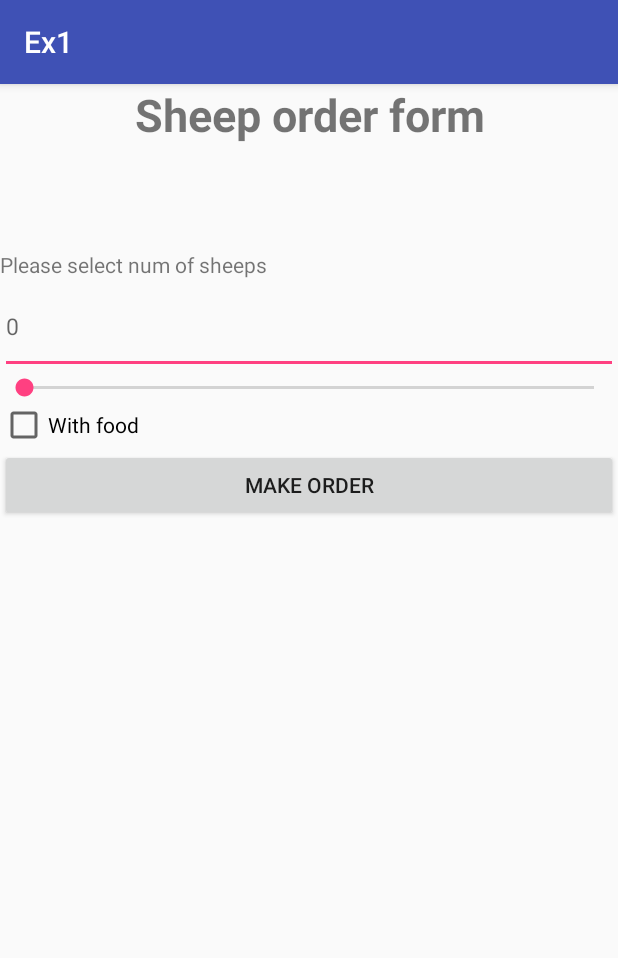
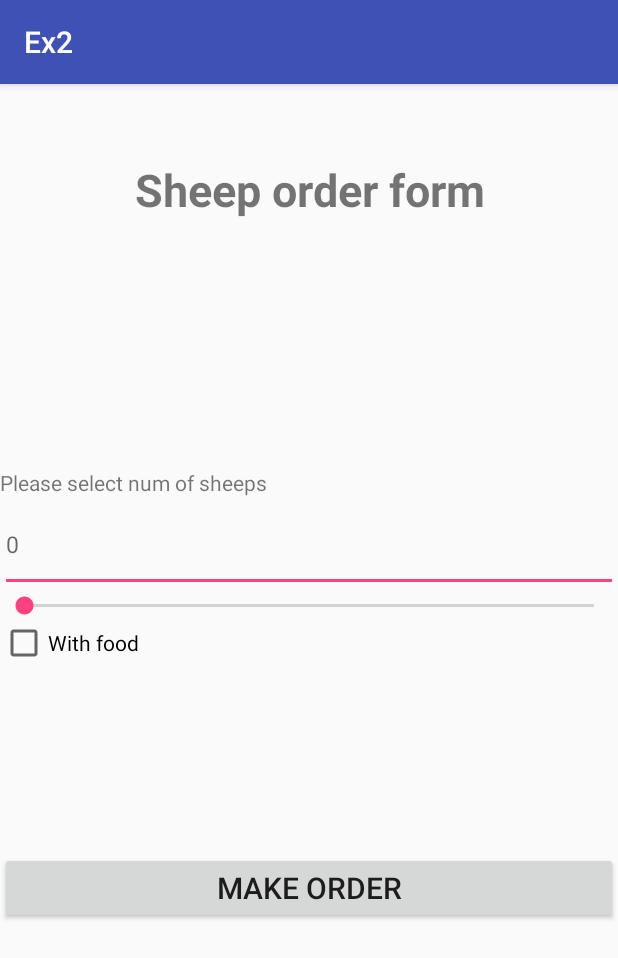
Before and after one commit to sitamarh/HWs, an Android app: the screen it shows after launch (MainActivity), on a phone screen of 412 x 824 dp. Shown: the top 958 px of the screen. Run offline under Robolectric (Android 15) with nearby library versions, the phone set to English and light mode, and no system bars.

Commit message:
Finished Ex2

```diff
--- a/app/build.gradle
+++ b/app/build.gradle
@@ -26,4 +26,5 @@ dependencies {
     })
     compile 'com.android.support:appcompat-v7:24.2.1'
     testCompile 'junit:junit:4.12'
+    compile 'com.android.support.constraint:constraint-layout:1.0.0-beta3'
 }
--- /dev/null
+++ b/app/src/main/java/com/example/ex1/Main2Activity.java
@@ -0,0 +1,13 @@
+package com.example.ex1;
+
+import android.support.v7.app.AppCompatActivity;
+import android.os.Bundle;
+
+public class Main2Activity extends AppCompatActivity {
+
+    @Override
+    protected void onCreate(Bundle savedInstanceState) {
+        super.onCreate(savedInstanceState);
+        setContentView(R.layout.activity_main2);
+    }
+}
--- a/app/src/main/java/com/example/ex1/MainActivity.java
+++ b/app/src/main/java/com/example/ex1/MainActivity.java
@@ -17,9 +17,9 @@ import static android.R.attr.button;
 
 public class MainActivity extends AppCompatActivity {
 
-    private Integer food_mark = 0;
+    private static Integer food_mark = 0;
 
-    private Integer number_of_sheep = 0;
+    private static Integer number_of_sheep = 0;
 
     @Override
     protected void onCreate(Bundle savedInstanceState) {
@@ -161,6 +161,8 @@ public class MainActivity extends AppCompatActivity {
     }
 
     public void buttonClick(View view){
-        Toast.makeText(getApplicationContext(),R.string.final_message, Toast.LENGTH_SHORT).show();
+        Intent intent = new Intent(this, Main2Activity.class);
+
+        startActivity(intent);
     }
 }
--- a/app/src/main/res/layout-land/activity_main.xml
+++ b/app/src/main/res/layout-land/activity_main.xml
@@ -1,87 +1,120 @@
 <?xml version="1.0" encoding="utf-8"?>
 <LinearLayout xmlns:android="http://schemas.android.com/apk/res/android"
-    android:orientation="vertical" android:layout_width="match_parent"
-    android:layout_height="match_parent">
+    android:orientation="vertical"
+    android:layout_width="match_parent"
+    android:layout_height="match_parent"
+    android:layout_marginRight="10dp"
+    android:weightSum="4"
+    >
 
-    android:id="@+id/activity_main"
+    <LinearLayout
         android:layout_width="match_parent"
-    android:layout_height="wrap_content"
-    android:paddingBottom="@dimen/activity_vertical_margin"
-    android:paddingLeft="@dimen/activity_horizontal_margin"
-    android:paddingRight="@dimen/activity_horizontal_margin"
-    android:paddingTop="@dimen/activity_vertical_margin"
-    tools:context="com.example.ex1.MainActivity">
+        android:layout_height="76dp"
 
+        android:orientation="vertical" >
     <TextView
         android:orientation="horizontal"
         android:layout_width="match_parent"
         android:layout_height="wrap_content"
         android:gravity="center"
         android:textSize="30sp"
+        android:layout_marginTop="20dp"
         android:textStyle="bold"
         android:text="@string/headline"
         android:id="@+id/textView2" />
+    </LinearLayout>
 
+    <LinearLayout
+        android:layout_width="match_parent"
+        android:layout_height="wrap_content"
+
+        android:orientation="vertical" >
     <TextView
         android:id="@+id/textView"
         android:orientation="horizontal"
         android:layout_width="wrap_content"
         android:layout_height="wrap_content"
-
-
+        android:textSize="20sp"
         android:text="@string/message"
         android:layout_below="@+id/textView2"
         android:layout_alignParentLeft="true"
         android:layout_alignParentStart="true"
-        android:layout_marginTop="30dp" />
+        android:layout_marginTop="20dp" />
+
+    <LinearLayout
+
+
+        android:layout_width="match_parent"
+        android:layout_height="wrap_content"
+        >
 
     <EditText
         android:id="@+id/edit_message"
-        android:layout_width="match_parent"
-        android:layout_below="@id/textView"
-        android:layout_height="63dp"
-        android:layout_alignParentRight="true"
-        android:layout_alignParentEnd="true"
+        android:layout_width="wrap_content"
+        android:layout_height="40dp"
         android:textSize="15sp"
+        android:orientation="horizontal"
         android:hint="0"
         android:inputType="numberDecimal"
-        android:layout_alignParentLeft="true"
-        android:layout_alignParentStart="true"
+        android:layout_toLeftOf="@id/checkBox"
+        android:layout_weight="0.5"
         android:textColorLink="@android:color/white" />
 
+        <CheckBox
+            android:id="@+id/checkBox"
+            android:text="With food"
+            android:layout_width="wrap_content"
+            android:layout_height="wrap_content"
+            android:layout_below="@id/textView"
+            android:layout_alignParentRight="true"
+            android:orientation="horizontal"
+            android:onClick="boxClicked"
+            android:layout_gravity="right"
+             />
+
+
+
+    </LinearLayout>
+    </LinearLayout>
+
+    <LinearLayout
+        android:layout_width="match_parent"
+        android:layout_height="35dp"
+
+        android:orientation="vertical" >
         <SeekBar
             android:id="@+id/seekBar3"
             android:orientation="horizontal"
             android:layout_width="match_parent"
-        android:layout_height="wrap_content"
+            android:layout_height="30dp"
             style="@style/Widget.AppCompat.SeekBar"
             android:clickable="true"
             android:max="100"
+
             android:layout_below="@id/edit_message"
             android:layout_alignParentLeft="true"
-        android:layout_alignParentStart="true" />
+            android:layout_alignParentStart="true"
+            />
+    </LinearLayout>
 
-    <CheckBox
-        android:text="With food"
-        android:layout_width="wrap_content"
-        android:layout_height="wrap_content"
-        android:layout_below="@+id/seekBar3"
-        android:layout_alignParentLeft="true"
-        android:layout_alignParentStart="true"
-        android:onClick="boxClicked"
-        android:id="@+id/checkBox" />
+    <LinearLayout
+        android:layout_width="match_parent"
+        android:layout_height="103dp"
+
+        android:orientation="vertical" >
 
         <Button
         android:id="@+id/button"
         android:text="Make order"
         android:layout_width="match_parent"
-        android:layout_height="wrap_content"
+        android:layout_height="60dp"
         android:layout_below="@id/checkBox"
-        android:layout_marginBottom="10dp"
+
         android:onClick="buttonClick"
         android:clickable="true"
         android:layout_alignParentLeft="true"
-        android:layout_alignParentStart="true" />
-
+        android:layout_alignParentStart="true"
+            android:gravity="center"/>
+    </LinearLayout>
 
 </LinearLayout>
--- a/app/src/main/res/layout-port/activity_main.xml
+++ b/app/src/main/res/layout-port/activity_main.xml
@@ -3,16 +3,14 @@
     xmlns:tools="http://schemas.android.com/tools"
     android:orientation="vertical" android:layout_width="match_parent"
     android:layout_height="match_parent"
-    android:weightSum="1">
+    android:weightSum="3">
 
-    android:id="@+id/activity_main"
-    android:layout_width="match_parent"
-    android:layout_height="wrap_content"
-    android:paddingBottom="@dimen/activity_vertical_margin"
-    android:paddingLeft="@dimen/activity_horizontal_margin"
-    android:paddingRight="@dimen/activity_horizontal_margin"
-    android:paddingTop="@dimen/activity_vertical_margin"
-    tools:context="com.example.ex1.MainActivity">
+    <LinearLayout
+        android:layout_width="match_parent"
+        android:layout_height="match_parent"
+        android:layout_weight="1"
+
+        android:orientation="vertical" >
 
     <TextView
         android:orientation="horizontal"
@@ -22,35 +20,41 @@
         android:textSize="30sp"
         android:textStyle="bold"
         android:text="@string/headline"
-        android:id="@+id/textView2" />
+        android:layout_marginTop="50dp"
+        android:id="@+id/textView2"
+        />
+    </LinearLayout>
+
+    <LinearLayout
+        android:layout_width="match_parent"
+        android:layout_height="match_parent"
+        android:layout_weight="1"
+
+        android:orientation="vertical" >
 
     <TextView
         android:id="@+id/textView"
         android:orientation="horizontal"
         android:layout_width="wrap_content"
         android:layout_height="wrap_content"
-
-
         android:text="@string/message"
         android:layout_below="@+id/textView2"
         android:layout_alignParentLeft="true"
         android:layout_alignParentStart="true"
-        android:layout_marginTop="70dp" />
+        />
 
     <EditText
         android:id="@+id/edit_message"
         android:layout_width="match_parent"
         android:layout_below="@id/textView"
         android:layout_height="63dp"
-        android:layout_alignParentRight="true"
-        android:layout_alignParentEnd="true"
         android:textSize="15sp"
         android:hint="0"
         android:inputType="numberDecimal"
         android:layout_alignParentLeft="true"
         android:layout_alignParentStart="true"
-
-        android:textColorLink="@android:color/white" />
+        android:textColorLink="@android:color/white"
+        />
 
     <SeekBar
         android:id="@+id/seekBar3"
@@ -62,7 +66,8 @@
         android:max="100"
         android:layout_below="@+id/edit_message"
         android:layout_alignParentLeft="true"
-        android:layout_alignParentStart="true" />
+        android:layout_alignParentStart="true"
+        />
 
     <CheckBox
         android:text="With food"
@@ -72,18 +77,30 @@
         android:layout_alignParentLeft="true"
         android:layout_alignParentStart="true"
         android:onClick="boxClicked"
-        android:id="@+id/checkBox" />
+        android:id="@+id/checkBox"
+        />
+    </LinearLayout>
+
+    <LinearLayout
+        android:layout_width="match_parent"
+        android:layout_height="match_parent"
+        android:layout_weight="1"
+
+        android:orientation="vertical" >
 
     <Button
         android:id="@+id/button"
         android:text="Make order"
+        android:layout_height="wrap_content"
         android:layout_width="match_parent"
-        android:layout_height="wrap_content"
         android:layout_below="@id/checkBox"
         android:onClick="buttonClick"
         android:clickable="true"
         android:layout_alignParentLeft="true"
-        android:layout_alignParentStart="true" />
-
+        android:layout_alignParentStart="true"
+        android:textSize="20dp"
+        android:gravity="center"
+        />
+    </LinearLayout>
 
 </LinearLayout>
--- a/app/src/main/res/layout-small-land/activity_main.xml
+++ b/app/src/main/res/layout-small-land/activity_main.xml
@@ -1,53 +1,86 @@
 <?xml version="1.0" encoding="utf-8"?>
 <LinearLayout xmlns:android="http://schemas.android.com/apk/res/android"
-    android:orientation="vertical" android:layout_width="match_parent"
-    android:layout_height="match_parent">
-
-    android:id="@+id/activity_main"
+    android:orientation="vertical"
     android:layout_width="match_parent"
-    android:layout_height="wrap_content"
-    android:paddingBottom="@dimen/activity_vertical_margin"
-    android:paddingLeft="@dimen/activity_horizontal_margin"
-    android:paddingRight="@dimen/activity_horizontal_margin"
-    android:paddingTop="@dimen/activity_vertical_margin"
-    tools:context="com.example.ex1.MainActivity">
+    android:layout_height="match_parent"
+    android:layout_marginRight="10dp"
+    android:weightSum="30"
+    >
+    <LinearLayout
+        android:layout_width="match_parent"
+        android:layout_height="60dp"
+        android:layout_weight="1"
+        android:orientation="vertical" >
 
     <TextView
         android:orientation="horizontal"
         android:layout_width="match_parent"
         android:layout_height="wrap_content"
         android:gravity="center"
-        android:textSize="15sp"
+        android:textSize="20sp"
+        android:layout_marginTop="20dp"
         android:textStyle="bold"
         android:text="@string/headline"
         android:id="@+id/textView2" />
+    </LinearLayout>
+
+    <LinearLayout
+        android:layout_width="match_parent"
+        android:layout_height="wrap_content"
+        android:layout_weight="1"
+        android:orientation="vertical" >
 
     <TextView
         android:id="@+id/textView"
         android:orientation="horizontal"
         android:layout_width="wrap_content"
-        android:layout_height="wrap_content"
+        android:layout_height="15dp"
         android:textSize="10sp"
-
         android:text="@string/message"
         android:layout_below="@+id/textView2"
         android:layout_alignParentLeft="true"
         android:layout_alignParentStart="true"
-        android:layout_marginTop="10dp" />
+         />
+    </LinearLayout>
 
-    <EditText
-        android:id="@+id/edit_message"
+    <LinearLayout
         android:layout_width="match_parent"
-        android:layout_below="@id/textView"
-        android:layout_height="40dp"
-        android:layout_alignParentRight="true"
-        android:layout_alignParentEnd="true"
-        android:textSize="10sp"
-        android:hint="0"
-        android:inputType="numberDecimal"
-        android:layout_alignParentLeft="true"
-        android:layout_alignParentStart="true"
-        android:textColorLink="@android:color/white" />
+        android:layout_height="wrap_content"
+        android:layout_weight="1"
+        android:orientation="vertical" >
+    <LinearLayout
+
+
+        android:layout_width="match_parent"
+        android:layout_height="wrap_content"
+        >
+
+        <EditText
+            android:id="@+id/edit_message"
+            android:layout_width="wrap_content"
+            android:layout_height="20dp"
+            android:textSize="8sp"
+            android:orientation="horizontal"
+            android:hint="0"
+            android:inputType="numberDecimal"
+            android:layout_toLeftOf="@id/checkBox"
+            android:layout_weight="1"
+            android:textColorLink="@android:color/white" />
+
+        <CheckBox
+            android:id="@+id/checkBox"
+            android:text="With food"
+            android:layout_width="52dp"
+            android:layout_height="20dp"
+            android:layout_below="@id/textView"
+            android:layout_alignParentRight="true"
+            android:orientation="horizontal"
+            android:textSize="7sp"
+            android:onClick="boxClicked"
+            android:layout_gravity="right"
+ />
+
+    </LinearLayout>
 
     <SeekBar
         android:id="@+id/seekBar3"
@@ -57,33 +90,31 @@
         style="@style/Widget.AppCompat.SeekBar"
         android:clickable="true"
         android:max="100"
+        android:layout_marginTop="6dp"
         android:layout_below="@id/edit_message"
         android:layout_alignParentLeft="true"
         android:layout_alignParentStart="true" />
+    </LinearLayout>
 
-    <CheckBox
-        android:text="With food"
-        android:layout_width="wrap_content"
-        android:layout_height="wrap_content"
-        android:layout_below="@+id/seekBar3"
-        android:layout_alignParentLeft="true"
-        android:textSize="10sp"
-        android:layout_alignParentStart="true"
-        android:onClick="boxClicked"
-        android:id="@+id/checkBox" />
+    <LinearLayout
+        android:layout_width="match_parent"
+        android:layout_height="match_parent"
+        android:layout_weight="1"
 
+        android:orientation="vertical" >
     <Button
         android:id="@+id/button"
         android:text="Make order"
         android:layout_width="match_parent"
-        android:layout_height="wrap_content"
+        android:layout_height="30dp"
         android:layout_below="@id/checkBox"
         android:layout_marginBottom="10dp"
-        android:textSize="10sp"
+        android:layout_marginTop="8dp"
         android:onClick="buttonClick"
         android:clickable="true"
+        android:textSize="7sp"
         android:layout_alignParentLeft="true"
         android:layout_alignParentStart="true" />
-
+    </LinearLayout>
 
 </LinearLayout>
--- a/app/src/main/res/layout-small-port/activity_main.xml
+++ b/app/src/main/res/layout-small-port/activity_main.xml
@@ -5,21 +5,12 @@
     android:layout_height="match_parent"
     android:weightSum="1">
 
-    android:id="@+id/activity_main"
-    android:layout_width="match_parent"
-    android:layout_height="wrap_content"
-    android:paddingBottom="@dimen/activity_vertical_margin"
-    android:paddingLeft="@dimen/activity_horizontal_margin"
-    android:paddingRight="@dimen/activity_horizontal_margin"
-    android:paddingTop="@dimen/activity_vertical_margin"
-    tools:context="com.example.ex1.MainActivity">
-
     <TextView
         android:orientation="horizontal"
         android:layout_width="match_parent"
         android:layout_height="wrap_content"
         android:gravity="center"
-        android:textSize="30sp"
+        android:textSize="20sp"
         android:textStyle="bold"
         android:text="@string/headline"
         android:id="@+id/textView2" />
@@ -35,16 +26,16 @@
         android:layout_below="@+id/textView2"
         android:layout_alignParentLeft="true"
         android:layout_alignParentStart="true"
-        android:layout_marginTop="70dp" />
+        android:layout_marginTop="20dp" />
 
     <EditText
         android:id="@+id/edit_message"
         android:layout_width="match_parent"
         android:layout_below="@id/textView"
-        android:layout_height="63dp"
+        android:layout_height="30dp"
         android:layout_alignParentRight="true"
         android:layout_alignParentEnd="true"
-        android:textSize="15sp"
+        android:textSize="7sp"
         android:hint="0"
         android:inputType="numberDecimal"
         android:layout_alignParentLeft="true"
--- /dev/null
+++ b/app/src/main/res/layout/activity_main2.xml
@@ -0,0 +1,26 @@
+<?xml version="1.0" encoding="utf-8"?>
+<RelativeLayout xmlns:android="http://schemas.android.com/apk/res/android"
+    xmlns:tools="http://schemas.android.com/tools"
+    android:id="@+id/activity_main2"
+    android:layout_width="match_parent"
+    android:layout_height="match_parent"
+    android:paddingBottom="@dimen/activity_vertical_margin"
+    android:paddingLeft="@dimen/activity_horizontal_margin"
+    android:paddingRight="@dimen/activity_horizontal_margin"
+    android:paddingTop="@dimen/activity_vertical_margin"
+    tools:context="com.example.ex1.Main2Activity">
+
+
+    <TextView
+        android:orientation="horizontal"
+        android:layout_width="match_parent"
+        android:layout_height="match_parent"
+        android:gravity="center"
+        android:textSize="40sp"
+        android:textStyle="bold"
+        android:text="@string/SendOrder"
+
+        android:id="@+id/textView" />
+
+
+</RelativeLayout>
--- a/app/src/main/res/values/strings.xml
+++ b/app/src/main/res/values/strings.xml
@@ -1,6 +1,10 @@
 <resources>
-<string name="app_name">Ex1</string>
-<string name="headline">Sheep order form</string>
-<string name="message">Please select num of sheeps</string>
-<string name="final_message">Order sent</string>
+    <string name="app_name">Ex2</string>
+    <string name="headline">Sheep order form</string>
+    <string name="message">Please select num of sheeps</string>
+    <string name="final_message">Order sent</string>
+
+    <string name="SecondScreen">OrderSent</string>
+    <string name="SendOrder">Your order has been sent!</string>
+
 </resources>
```
Also changed, not shown: app/src/main/AndroidManifest.xml (+4 -4 lines). Lines whose indentation alone changed are shown as unchanged.
